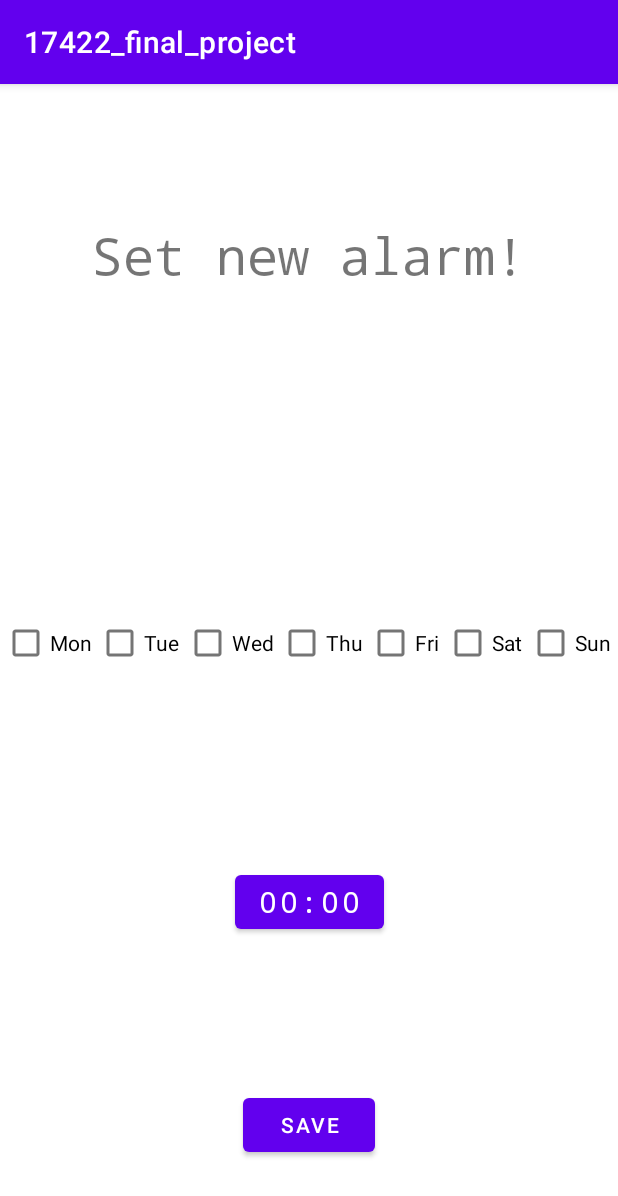
After one commit to henryliuser/17422_final_project, an Android app: the ActivityAlarmSet screen opened directly, with no data from a screen before it, on a phone screen of 412 x 824 dp. The commit adds this screen. Shown: the top 1196 px of the screen. Run offline under Robolectric (Android 15) with nearby library versions, the phone set to English and light mode, and no system bars; 1 statement that could not run was skipped.

Commit message:
alarm saving screen (wip)

```diff
--- a/app/build.gradle
+++ b/app/build.gradle
@@ -9,7 +9,7 @@ android {
 
     defaultConfig {
         applicationId "com.example.a17422_final_project"
-        minSdk 24
+        minSdk 23
         targetSdk 33
         versionCode 1
         versionName "1.0"
--- a/app/src/main/AndroidManifest.xml
+++ b/app/src/main/AndroidManifest.xml
@@ -6,12 +6,15 @@
         android:name="android.hardware.sensor.stepdetector"
         android:required="true"/>
 
+    <uses-sdk android:minSdkVersion="23" />
     <uses-permission android:name="android.permission.ACTIVITY_RECOGNITION" />
     <uses-permission android:name="android.permission.SCHEDULE_EXACT_ALARM" />
     <uses-permission android:name="android.permission.POST_NOTIFICATIONS"/>
     <uses-permission android:name="android.permission.FOREGROUND_SERVICE"/>
     <uses-permission android:name="android.permission.SYSTEM_ALERT_WINDOW"/>
     <uses-permission android:name="android.permission.RECORD_AUDIO"/>
+    <uses-permission android:name="android.permission.WAKE_LOCK" />
+
 
     <application
         android:allowBackup="true"
@@ -40,6 +43,7 @@
 
         <activity android:name=".SpeechTask" />
         <activity android:name=".StepActivity" />
+        <activity android:name=".ActivityAlarmSet" />
 
         <receiver
         android:name="com.example.a17422_final_project.AlarmHandler"
--- /dev/null
+++ b/app/src/main/java/com/example/a17422_final_project/ActivityAlarmSet.kt
@@ -0,0 +1,54 @@
+package com.example.a17422_final_project
+
+import android.os.Bundle
+import android.util.Log
+import android.view.MotionEvent
+import android.view.View
+import android.widget.Button
+import android.widget.CheckBox
+import android.widget.CompoundButton
+import android.widget.EditText
+import androidx.appcompat.app.AppCompatActivity
+import androidx.fragment.app.FragmentManager
+import com.example.a17422_final_project.databinding.ActivityAlarmsetBinding
+
+class ActivityAlarmSet : AppCompatActivity() {
+
+    private lateinit var binding: ActivityAlarmsetBinding
+    private var weekdayMask : Int = 0
+
+    override fun onCreate(savedInstanceState: Bundle?) {
+        super.onCreate(savedInstanceState)
+        binding = ActivityAlarmsetBinding.inflate(layoutInflater)
+        setContentView(binding.root)
+
+        findViewById<EditText>(R.id.editTime)
+            .setOnClickListener {
+                AlarmSetter().show(supportFragmentManager, "alarmsetter")
+            }
+
+        findViewById<CheckBox>(R.id.mon).setOnCheckedChangeListener(updateMask(0))
+        findViewById<CheckBox>(R.id.tue).setOnCheckedChangeListener(updateMask(1))
+        findViewById<CheckBox>(R.id.wed).setOnCheckedChangeListener(updateMask(2))
+        findViewById<CheckBox>(R.id.thu).setOnCheckedChangeListener(updateMask(3))
+        findViewById<CheckBox>(R.id.fri).setOnCheckedChangeListener(updateMask(4))
+        findViewById<CheckBox>(R.id.sat).setOnCheckedChangeListener(updateMask(5))
+        findViewById<CheckBox>(R.id.sun).setOnCheckedChangeListener(updateMask(6))
+
+        findViewById<Button>(R.id.saveAlarm).setOnClickListener { save() }
+
+    }
+
+    fun updateMask(day : Int): (CompoundButton, Boolean) -> Unit {
+        return { buttonView : CompoundButton, isChecked : Boolean ->
+            val yes = if (isChecked) 1 else 0
+            weekdayMask = weekdayMask and (1 shl day).inv()
+            weekdayMask = weekdayMask or (yes shl day)
+            Log.d("updateMask", Integer.toBinaryString(weekdayMask).toString())
+        }
+    }
+
+    fun save() {
+
+    }
+}
--- a/app/src/main/java/com/example/a17422_final_project/AlarmHandler.kt
+++ b/app/src/main/java/com/example/a17422_final_project/AlarmHandler.kt
@@ -39,4 +39,5 @@ class AlarmHandler : BroadcastReceiver() {
         }
 
     }
+
 }
--- a/app/src/main/java/com/example/a17422_final_project/ForegroundService.kt
+++ b/app/src/main/java/com/example/a17422_final_project/ForegroundService.kt
@@ -53,7 +53,7 @@ class ForegroundService : Service() {
         val chan = NotificationChannel(
             NOTIFICATION_CHANNEL_ID,
             channelName,
-            NotificationManager.IMPORTANCE_MIN
+            NotificationManager.IMPORTANCE_HIGH
         )
         val manager = (getSystemService(NOTIFICATION_SERVICE) as NotificationManager)
         manager.createNotificationChannel(chan)
@@ -63,7 +63,7 @@ class ForegroundService : Service() {
             .setContentText("Displaying over other apps") // this is important, otherwise the notification will show the way
             // you want i.e. it will show some default notification
             .setSmallIcon(R.drawable.ic_launcher_foreground)
-            .setPriority(NotificationManager.IMPORTANCE_MIN)
+            .setPriority(NotificationManager.IMPORTANCE_MAX)
             .setCategory(Notification.CATEGORY_SERVICE)
             .build()
         startForeground(2, notification)
--- /dev/null
+++ b/app/src/main/res/layout/activity_alarmset.xml
@@ -0,0 +1,111 @@
+<?xml version="1.0" encoding="utf-8"?>
+<androidx.constraintlayout.widget.ConstraintLayout xmlns:android="http://schemas.android.com/apk/res/android"
+    xmlns:app="http://schemas.android.com/apk/res-auto"
+    xmlns:tools="http://schemas.android.com/tools"
+    android:layout_width="match_parent"
+    android:layout_height="match_parent">
+
+    <LinearLayout
+        android:id="@+id/weekdays"
+        android:layout_width="409dp"
+        android:layout_height="71dp"
+        android:layout_marginStart="5dp"
+        android:layout_marginTop="50dp"
+        android:layout_marginEnd="5dp"
+        android:layout_marginBottom="50dp"
+        android:orientation="horizontal"
+        app:layout_constraintBottom_toBottomOf="parent"
+        app:layout_constraintEnd_toEndOf="parent"
+        app:layout_constraintStart_toStartOf="parent"
+        app:layout_constraintTop_toTopOf="parent">
+
+        <CheckBox
+            android:id="@+id/mon"
+            android:layout_width="wrap_content"
+            android:layout_height="wrap_content"
+            android:layout_weight="1"
+            android:text="Mon" />
+
+        <CheckBox
+            android:id="@+id/tue"
+            android:layout_width="wrap_content"
+            android:layout_height="wrap_content"
+            android:layout_weight="1"
+            android:text="Tue" />
+
+        <CheckBox
+            android:id="@+id/wed"
+            android:layout_width="wrap_content"
+            android:layout_height="wrap_content"
+            android:layout_weight="1"
+            android:text="Wed" />
+
+        <CheckBox
+            android:id="@+id/thu"
+            android:layout_width="wrap_content"
+            android:layout_height="wrap_content"
+            android:layout_weight="1"
+            android:text="Thu" />
+
+        <CheckBox
+            android:id="@+id/fri"
+            android:layout_width="wrap_content"
+            android:layout_height="wrap_content"
+            android:layout_weight="1"
+            android:text="Fri" />
+
+        <CheckBox
+            android:id="@+id/sat"
+            android:layout_width="wrap_content"
+            android:layout_height="wrap_content"
+            android:layout_weight="1"
+            android:text="Sat" />
+
+        <CheckBox
+            android:id="@+id/sun"
+            android:layout_width="wrap_content"
+            android:layout_height="wrap_content"
+            android:layout_weight="1"
+            android:text="Sun" />
+    </LinearLayout>
+
+    <TextView
+        android:id="@+id/AlarmSetTitle"
+        android:layout_width="wrap_content"
+        android:layout_height="wrap_content"
+        android:layout_marginStart="150dp"
+        android:layout_marginTop="95dp"
+        android:layout_marginEnd="150dp"
+        android:layout_marginBottom="216dp"
+        android:fontFamily="monospace"
+        android:text="Set new alarm!"
+        android:textSize="34sp"
+        app:layout_constraintBottom_toTopOf="@+id/weekdays"
+        app:layout_constraintEnd_toEndOf="parent"
+        app:layout_constraintStart_toStartOf="parent"
+        app:layout_constraintTop_toTopOf="parent" />
+
+    <Button
+        android:id="@+id/saveAlarm"
+        android:layout_width="wrap_content"
+        android:layout_height="wrap_content"
+        android:layout_marginStart="150dp"
+        android:layout_marginEnd="150dp"
+        android:layout_marginBottom="50dp"
+        android:text="SAVE"
+        app:layout_constraintBottom_toBottomOf="parent"
+        app:layout_constraintEnd_toEndOf="parent"
+        app:layout_constraintStart_toStartOf="parent" />
+
+    <Button
+        android:id="@+id/button5"
+        android:layout_width="wrap_content"
+        android:layout_height="wrap_content"
+        android:fontFamily="monospace"
+        android:text="00:00"
+        android:textSize="20sp"
+        app:layout_constraintBottom_toTopOf="@+id/saveAlarm"
+        app:layout_constraintEnd_toEndOf="parent"
+        app:layout_constraintStart_toStartOf="parent"
+        app:layout_constraintTop_toBottomOf="@+id/weekdays" />
+</androidx.constraintlayout.widget.ConstraintLayout>
```
Also changed, not shown: app/src/main/java/com/example/a17422_final_project/AlarmSetter.kt (added, +29 -0 lines), app/src/main/java/com/example/a17422_final_project/MainActivity.kt (+9 -4 lines), app/src/main/java/com/example/a17422_final_project/SpeechTask.kt (+7 -10 lines), app/src/main/java/com/example/a17422_final_project/Window.kt (+18 -3 lines), app/src/main/java/com/example/a17422_final_project/help_me.kt (added, +21 -0 lines), app/src/main/res/layout/activity_main.xml (+14 -2 lines), 3 other files.
